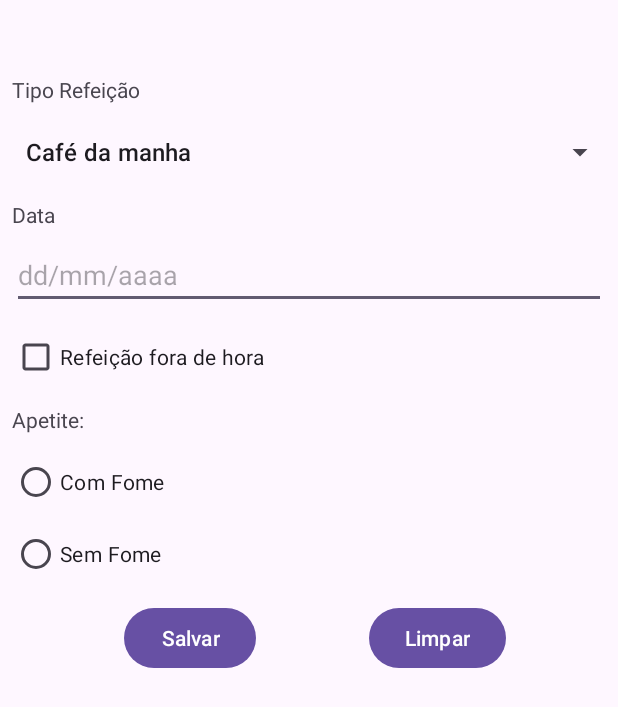
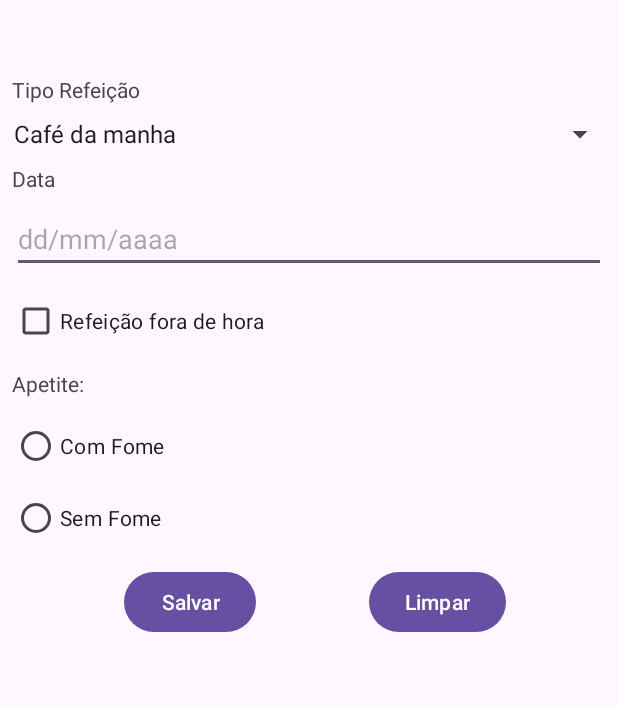
Before and after one commit to lucaspoltronieri/ControleAlimentar, an Android app: the screen it shows after launch (RefeicaoActivity), on a phone screen of 412 x 824 dp. Shown: the top 707 px of the screen. Run offline under Robolectric (Android 15) with nearby library versions, the phone set to English and light mode, and no system bars.

```diff
--- a/app/src/main/java/com/lucaspoltronieri/controlealimentar/RefeicaoActivity.java
+++ b/app/src/main/java/com/lucaspoltronieri/controlealimentar/RefeicaoActivity.java
@@ -1,24 +1,19 @@
 package com.lucaspoltronieri.controlealimentar;
 
 import android.os.Bundle;
-import android.widget.ArrayAdapter;
 import android.widget.Button;
 import android.widget.CheckBox;
 import android.widget.EditText;
 import android.widget.RadioButton;
 import android.widget.RadioGroup;
 import android.widget.Spinner;
-import android.widget.TextView;
 import android.widget.Toast;
 
 import androidx.appcompat.app.AppCompatActivity;
 
-import java.util.ArrayList;
-
 public class RefeicaoActivity extends AppCompatActivity {
 
     private Spinner spinnerTipoRefeicao;
-    private TextView textTipoRefeicao, textData;
     private EditText editTextDate;
     private RadioGroup radioGroupFome;
     private CheckBox checkBoxForaHorario;
@@ -32,16 +27,11 @@ public class RefeicaoActivity extends AppCompatActivity {
         //Referência dos elementos que compõe a activity
 
         spinnerTipoRefeicao = findViewById(R.id.spinnerTipoRefeicao);
-        textTipoRefeicao = findViewById(R.id.textTipoRefeicao);
-        textData = findViewById(R.id.textData);
         editTextDate = findViewById(R.id.editTextDate);
         radioGroupFome = findViewById(R.id.radioGroupFome);
         checkBoxForaHorario = findViewById(R.id.checkBoxForaHorario);
         buttonSalvar = findViewById(R.id.buttonSalvar);
         buttonLimpar = findViewById(R.id.buttonLimpar);
-
-        //preenche o spinner com dados da arraylist
-        popularTipoRefeicao();
 
         //limpar campos
         buttonLimpar.setOnClickListener(v ->{
@@ -96,20 +86,4 @@ public class RefeicaoActivity extends AppCompatActivity {
             Toast.makeText(this,resumo, Toast.LENGTH_LONG).show();
         });
     }
-    public void popularTipoRefeicao(){
-
-        ArrayList<String> list = new ArrayList<>();
-        list.add(getString(R.string.cafe_da_manha));
-        list.add(getString(R.string.almoco));
-        list.add(getString(R.string.cafe_da_tarde));
-        list.add(getString(R.string.jantar));
-        list.add(getString(R.string.ceia));
-        list.add(getString(R.string.refeicao_extra));
-
-        ArrayAdapter<String> adapter = new ArrayAdapter<>(this,
-                android.R.layout.simple_list_item_1,list);
-
-        spinnerTipoRefeicao.setAdapter(adapter);
-
-    }
 }
--- a/app/src/main/res/layout/activity_refeicao.xml
+++ b/app/src/main/res/layout/activity_refeicao.xml
@@ -49,6 +49,7 @@
         android:layout_marginStart="8dp"
         android:layout_marginTop="8dp"
         android:layout_marginEnd="8dp"
+        android:entries="@array/tiposRefeicao"
         app:layout_constraintEnd_toEndOf="parent"
         app:layout_constraintStart_toStartOf="parent"
         app:layout_constraintTop_toBottomOf="@+id/textTipoRefeicao" />
--- /dev/null
+++ b/app/src/main/res/values/arrays.xml
@@ -0,0 +1,12 @@
+<?xml version="1.0" encoding="utf-8"?>
+<resources>
+
+    <string-array name="tiposRefeicao">
+        <item>@string/cafe_da_manha</item>
+        <item>@string/almoco</item>
+        <item>@string/cafe_da_tarde</item>
+        <item>@string/jantar</item>
+        <item>@string/ceia</item>
+        <item>@string/refeicao_extra</item>
+    </string-array>
+</resources>
```
